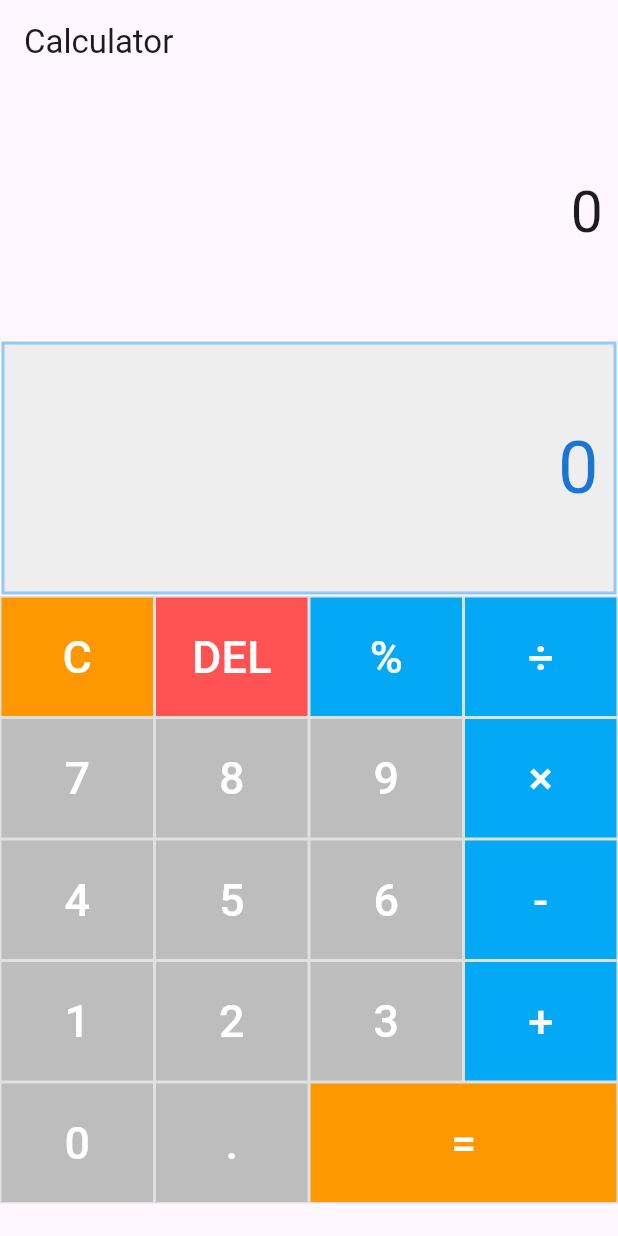
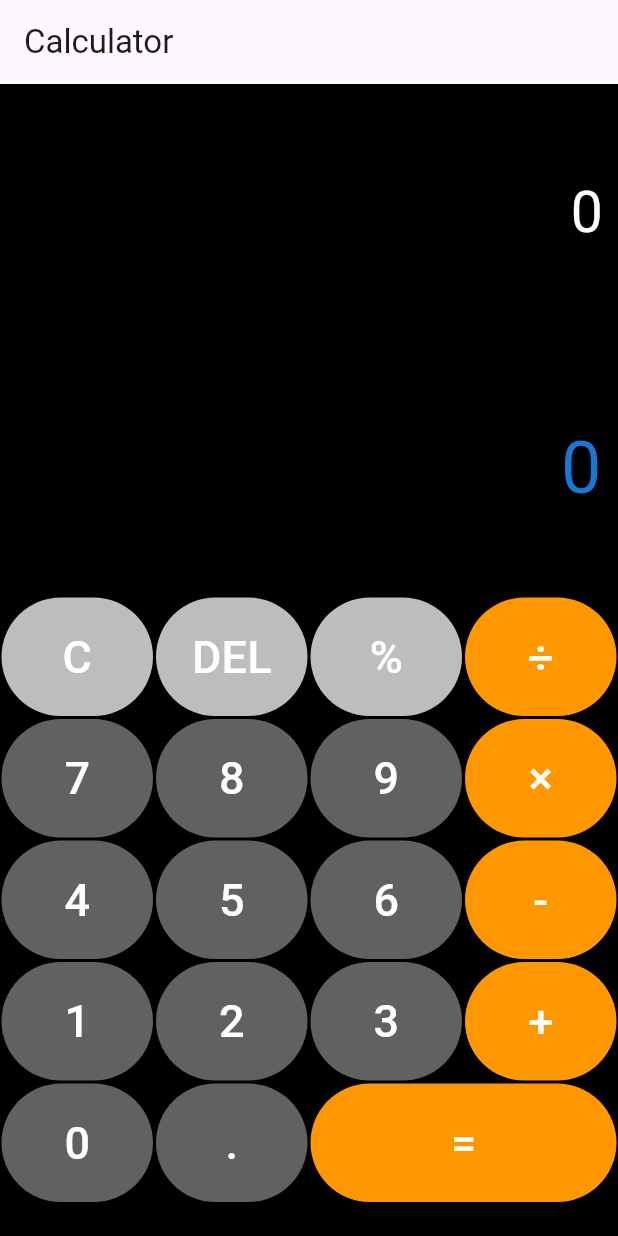
Before and after one commit to Th3xodial/Taller2, a Flutter app: the screen it shows after launch, on a phone screen of 412 x 824 dp. Run offline on Flutter 3.47's test engine with Material 3 defaults, Android fonts, the phone set to English and light mode, and no system bars; our stand-ins replace math_expressions.

Commit message:
Actividad3

```diff
--- a/lib/calculator_home.dart
+++ b/lib/calculator_home.dart
@@ -17,10 +17,12 @@ class _CalculatorHomeState extends State<CalculatorHome> {
   double _resultFontSize = CalculatorHome.fontSizeBig;
   /*Todo Actividad2: Se añade el SingleChildScrollView para que tenga desplazamiento
   * también se pone los Flexible para que no se desestructure y se fije su posición */
+  //Todo Actividad3: Se pone el fondo de color negro
   @override
   Widget build(BuildContext context) {
     return Scaffold(
       appBar: AppBar(title: Text('Calculator')),
+      backgroundColor: Colors.black,
       body: Column(
         mainAxisAlignment: MainAxisAlignment.spaceBetween,
         children: <Widget>[
@@ -33,29 +35,26 @@ class _CalculatorHomeState extends State<CalculatorHome> {
       ),
     );
   }
+  //Todo Actividad3: Se pone el fondo de color negro
   Widget _equationPanel(){
     return Container(
       alignment: Alignment.centerRight,
+      color: Colors.black,
       padding: EdgeInsets.all(10),
       child: Text(
         _equationText,
-        style: TextStyle(fontSize: _equationFontSize),
+        style: TextStyle(fontSize: _equationFontSize,color: Colors.white),
       ),
     );
   }
   /*Todo Actividad1: Se fija el ancho del contenedor con la propiedad height para que no se modifique su tamaño y se añade un FittedBox
-  para que se vaya ajustando a la cantidad de números y siempre se muestre en número completo */
+  *para que se vaya ajustando a la cantidad de números y siempre se muestre en número completo */
+  //Todo Actividad3: Se pone el fondo de color negro
   Widget _resultPanel(){
     return Container(
       alignment: Alignment.centerRight,
       margin: EdgeInsets.all(1.0),
-      decoration: BoxDecoration(
-        color: Colors.grey.shade200,
-        border: Border.all(
-          color: Colors.blue.shade200,
-          width: 2,
-        ),
-      ),
+      color: Colors.black,
       padding: EdgeInsets.all(10),
       height: 80,
       child: FittedBox(
@@ -69,11 +68,12 @@ class _CalculatorHomeState extends State<CalculatorHome> {
       ),
     );
   }
+  //Todo Actividad3: Se redondean los bordes del botón
   Widget _calcButton(String text, Color color){
     return Container(
       margin: EdgeInsets.all(1.0),
       padding: EdgeInsets.all(10.0),
-      decoration: BoxDecoration(color: color,),
+      decoration: BoxDecoration(color: color,borderRadius: BorderRadius.circular(50)),
       child: TextButton(
         child: Text(
           text,
@@ -83,48 +83,49 @@ class _CalculatorHomeState extends State<CalculatorHome> {
       ),
     );
   }
+  //Todo Actividad3: Se le cambian los colores a los botones y al container
   Widget _buttonPanel(){
     return Container(
-      color: Colors.grey.shade300,
+      color: Colors.black,
       child: Column(
         mainAxisSize: MainAxisSize.max,
         children: <Widget>[
           Row(
             children: <Widget>[
-              Expanded(child:_calcButton('C', Colors.orange),),
-              Expanded(child:_calcButton('DEL', Colors.redAccent),),
-              Expanded(child:_calcButton('%', Colors.lightBlue),),
-              Expanded(child:_calcButton('÷', Colors.lightBlue),),
+              Expanded(child:_calcButton('C', Colors.grey.shade400),),
+              Expanded(child:_calcButton('DEL', Colors.grey.shade400),),
+              Expanded(child:_calcButton('%', Colors.grey.shade400),),
+              Expanded(child:_calcButton('÷', Colors.orange),),
             ],
           ),
           Row(
             children: <Widget>[
-              Expanded(child:_calcButton('7', Colors.grey.shade400),),
-              Expanded(child:_calcButton('8', Colors.grey.shade400),),
-              Expanded(child:_calcButton('9', Colors.grey.shade400),),
-              Expanded(child:_calcButton('×', Colors.lightBlue),),
+              Expanded(child:_calcButton('7', Colors.grey.shade700),),
+              Expanded(child:_calcButton('8', Colors.grey.shade700),),
+              Expanded(child:_calcButton('9', Colors.grey.shade700),),
+              Expanded(child:_calcButton('×', Colors.orange),),
             ],
           ),
           Row(
             children: <Widget>[
-              Expanded(child:_calcButton('4', Colors.grey.shade400),),
-              Expanded(child:_calcButton('5', Colors.grey.shade400),),
-              Expanded(child:_calcButton('6', Colors.grey.shade400),),
-              Expanded(child:_calcButton('-', Colors.lightBlue),),
+              Expanded(child:_calcButton('4', Colors.grey.shade700),),
+              Expanded(child:_calcButton('5', Colors.grey.shade700),),
+              Expanded(child:_calcButton('6', Colors.grey.shade700),),
+              Expanded(child:_calcButton('-', Colors.orange),),
             ],
           ),
           Row(
             children: <Widget>[
-              Expanded(child:_calcButton('1', Colors.grey.shade400),),
-              Expanded(child:_calcButton('2', Colors.grey.shade400),),
-              Expanded(child:_calcButton('3', Colors.grey.shade400),),
-              Expanded(child:_calcButton('+', Colors.lightBlue),),
+              Expanded(child:_calcButton('1', Colors.grey.shade700),),
+              Expanded(child:_calcButton('2', Colors.grey.shade700),),
+              Expanded(child:_calcButton('3', Colors.grey.shade700),),
+              Expanded(child:_calcButton('+', Colors.orange),),
             ],
           ),
           Row(
             children: <Widget>[
-              Expanded(child:_calcButton('0', Colors.grey.shade400),),
-              Expanded(child:_calcButton('.', Colors.grey.shade400),),
+              Expanded(child:_calcButton('0', Colors.grey.shade700),),
+              Expanded(child:_calcButton('.', Colors.grey.shade700),),
               Expanded(child:_calcButton('=', Colors.orange), flex: 2,),
             ],
           ),
```
